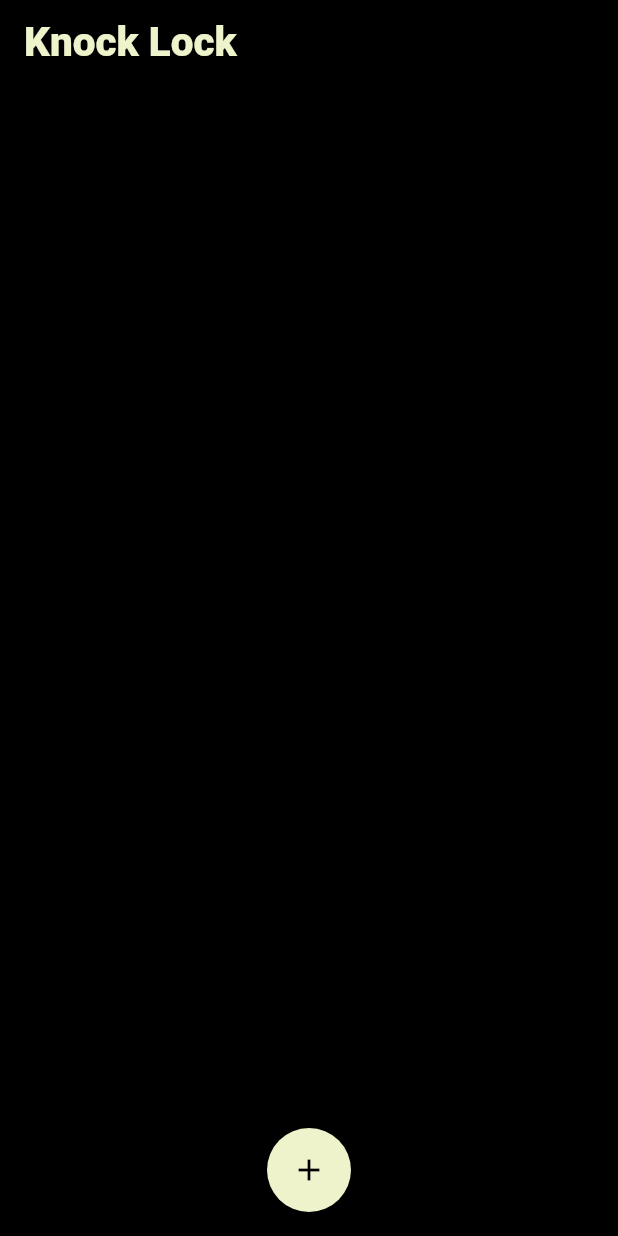
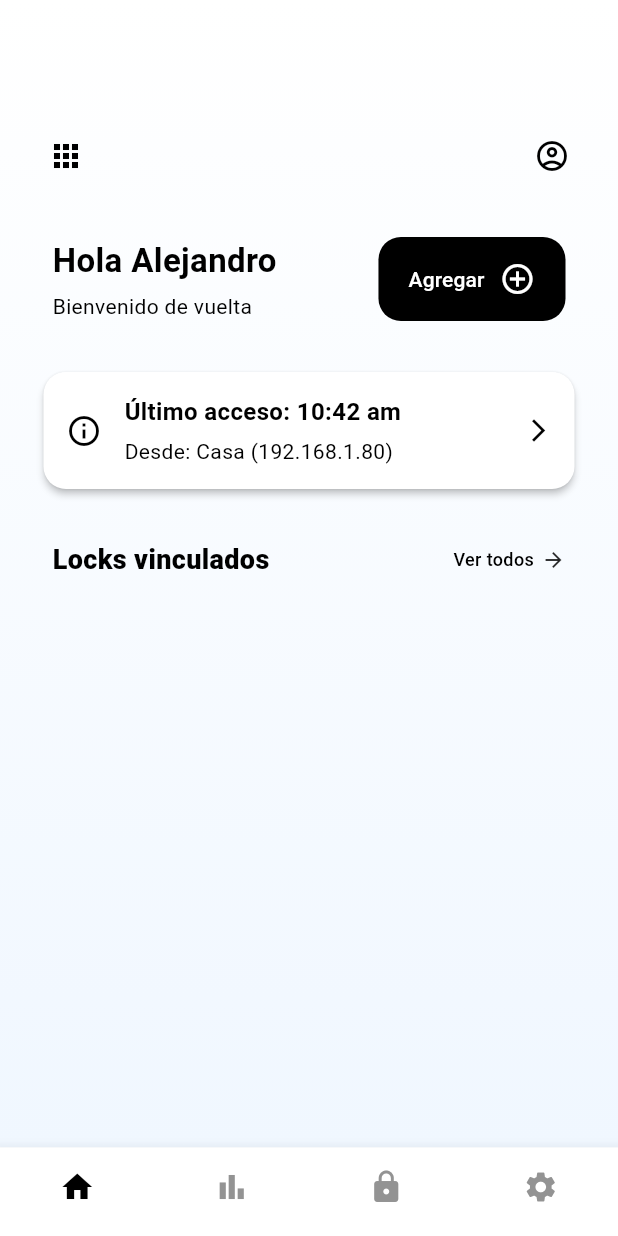
Before and after one commit to AlexGoodD/knocklock, a Flutter app: the screen it shows after launch, on a phone screen of 412 x 824 dp. Run offline on Flutter 3.47's test engine with Material 3 defaults, Android fonts, the phone set to English and light mode, and no system bars; our stand-ins replace vibration.

Commit message:
Nueva creación de vista home (50% sin funcionalidad) completado

```diff
--- a/lib/colors.dart
+++ b/lib/core/colors.dart
@@ -1,7 +1,13 @@
 import 'package:flutter/material.dart';
 
 class AppColors {
-  static const Color background = Color(0xFF000000);
+  static const Color backgroundTop = Color(0xFFFFFFFF);
+  static const Color backgroundBottom = Color(0xFFF0F7FF);
+  static const Color backgroundHelperColor = Color(0xFFFFFFFF);
+  static const Color primaryColor = Color(0xFF000000);
+  static const Color secondaryColor = Color(0xFF939393);
+
+  // Viejos colores
   static const Color backgroundDetail = Color(0xFFEEF3CB);
   static const Color primaryText = Color(0xFFEEF3CB);
   static const Color secondaryText = Colors.black;
@@ -15,11 +21,20 @@ class AppColors {
 }
 
 class AppTextStyles {
+
+  static const TextStyle primaryTextStyle = TextStyle(color: AppColors.primaryColor, fontFamily: 'Roboto', fontWeight: FontWeight.bold, fontSize: 22);
+
+  static const TextStyle lockItemTitleStyle = TextStyle(color: AppColors.primaryColor, fontFamily: 'Roboto', fontWeight: FontWeight.w900, fontSize: 15);
+  static const TextStyle lockItemDescriptionStyle = TextStyle(color: AppColors.primaryColor, fontFamily: 'Roboto', fontWeight: FontWeight.w500, fontSize: 12);
+
+  static const TextStyle HelperPrimaryStyle = TextStyle(color: AppColors.secondaryText, fontFamily: 'Roboto', fontWeight: FontWeight.w900, fontSize: 18);
+  static const TextStyle HelperSecondaryStyle = TextStyle(color: AppColors.primaryColor, fontFamily: 'Roboto', fontWeight: FontWeight.w500, fontSize: 12);
+
+  // Viejos estilos
   static const TextStyle appBarTextStyle = TextStyle(color: AppColors.primaryText, fontFamily: 'Roboto', fontWeight: FontWeight.w900, fontSize: 27);
   static const TextStyle appBarSecondaryTextStyle = TextStyle(color: AppColors.secondaryText, fontFamily: 'Roboto', fontWeight: FontWeight.w900, fontSize: 27);
   static const TextStyle dialogTitleTextStyle = TextStyle(color: AppColors.secondaryText, fontFamily: 'Roboto', fontWeight: FontWeight.w900, fontSize: 25);
   static const TextStyle dialogLabelTextStyle = TextStyle(color: AppColors.secondaryText, fontFamily: 'Roboto', fontWeight: FontWeight.w900, fontSize: 18);
   static const TextStyle dialogInputTextStyle = TextStyle(color: AppColors.secondaryText, fontFamily: 'Roboto', fontWeight: FontWeight.w900, fontSize: 15);
-  static const TextStyle primaryTextStyle = TextStyle(color: AppColors.primaryText, fontFamily: 'Roboto',);
   static const TextStyle secondaryTextStyle = TextStyle(color: AppColors.secondaryText, fontFamily: 'Roboto',);
 }
--- a/lib/main.dart
+++ b/lib/main.dart
@@ -1,121 +1,7 @@
-import 'imports.dart';
+import 'core/imports.dart';
 
 void main() {
   runApp(MaterialApp(
-    home: LockListScreen(),
-    theme: ThemeData(
-      fontFamily: 'Roboto',
-      scaffoldBackgroundColor: AppColors.background,
-      textTheme: TextTheme(
-        bodyLarge: AppTextStyles.primaryTextStyle,
-        bodyMedium: AppTextStyles.secondaryTextStyle,
-      ),
-    ),
+    home: const HomeScreen(),
   ));
 }
-
-class LockListScreen extends StatefulWidget {
-  const LockListScreen({super.key});
-
-  @override
-  State<LockListScreen> createState() => _LockListScreenState();
-}
-
-class _LockListScreenState extends State<LockListScreen> {
-  List<Lock> locks = [];
-
-  TextEditingController nameController = TextEditingController();
-  TextEditingController ipController = TextEditingController();
-
-  void addLock() {
-    final String name = nameController.text;
-    final String ip = ipController.text;
-
-    if (name.isNotEmpty && ip.isNotEmpty) {
-      setState(() {
-        locks.add(Lock(name: name, ip: ip));
-      });
-
-      nameController.clear();
-      ipController.clear();
-      Navigator.of(context).pop();
-    }
-  }
-
-  void showAddLockDialog() {
-    showDialog(
-      context: context,
-      builder: (BuildContext context) {
-        return CreateDialog(
-          nameController: nameController,
-          ipController: ipController,
-          onAdd: addLock,
-        );
-      },
-    );
-  }
-
-  void navigateToDetail(Lock lock) {
-    Navigator.push(
-      context,
-      MaterialPageRoute(
-        builder: (context) => LockDetailScreen(lock: lock),
-      ),
-    );
-  }
-
-  @override
-  Widget build(BuildContext context) {
-    return Scaffold(
-      appBar: AppBar(
-        title: Text("Knock Lock", style: AppTextStyles.appBarTextStyle),
-        backgroundColor: Colors.transparent,
-        elevation: 0,
-      ),
-      body: Column(
-        children: [
-          Expanded(
-            child: ListView.builder(
-              itemCount: locks.length,
-              itemBuilder: (context, index) {
-                final lock = locks[index];
-                return LockItem(name: lock.name, ip: lock.ip, lock: lock);
-              },
-            ),
-          ),
-        ],
-      ),
-      floatingActionButton: Align(
-        alignment: Alignment.bottomCenter,
-        child: FloatingActionButton(
-          onPressed: showAddLockDialog,
-          shape: RoundedRectangleBorder(
-            borderRadius: BorderRadius.circular(50.0),
-          ),
-          backgroundColor: AppColors.buttonBackground,
-          foregroundColor: Colors.black,
-          child: Icon(Icons.add),
-        ),
-      ),
-      floatingActionButtonLocation: FloatingActionButtonLocation.centerFloat,
-    );
-  }
-}
-
-class LockDetailScreen extends StatelessWidget {
-  final Lock lock;
-
-  const LockDetailScreen({super.key, required this.lock});
-
-  @override
-  Widget build(BuildContext context) {
-    return Scaffold(
-      appBar: AppBar(
-        title: Text(lock.name),
-      ),
-      body: Center(
-        child: Text('IP: ${lock.ip}'),
-      ),
-    );
-  }
-}
--- /dev/null
+++ b/lib/screens/home_screen.dart
@@ -0,0 +1,140 @@
+// home_screen.dart
+import '../core/imports.dart';
+
+class HomeScreen extends StatefulWidget {
+  const HomeScreen({super.key});
+
+  @override
+  State<HomeScreen> createState() => _HomeScreenState();
+}
+
+class _HomeScreenState extends State<HomeScreen> {
+  List<Lock> locks = [];
+
+  final TextEditingController nameController = TextEditingController();
+  final TextEditingController ipController = TextEditingController();
+
+  void addLock() {
+    final name = nameController.text;
+    final ip = ipController.text;
+
+    if (name.isNotEmpty && ip.isNotEmpty) {
+      setState(() {
+        locks.add(Lock(name: name, ip: ip));
+      });
+
+      nameController.clear();
+      ipController.clear();
+      Navigator.of(context).pop();
+    }
+  }
+
+  void showAddLockDialog() {
+    showDialog(
+      context: context,
+      builder: (context) {
+        return CreateDialog(
+          nameController: nameController,
+          ipController: ipController,
+          onAdd: addLock,
+        );
+      },
+    );
+  }
+
+  @override
+  Widget build(BuildContext context) {
+    return Scaffold(
+      backgroundColor: Colors.transparent,
+      body: Container(
+        decoration: const BoxDecoration(
+          gradient: LinearGradient(
+            begin: Alignment.topCenter,
+            end: Alignment.bottomCenter,
+            colors: [
+              AppColors.backgroundTop,
+              AppColors.backgroundBottom,
+            ],
+          ),
+        ),
+        child: Column(
+          crossAxisAlignment: CrossAxisAlignment.stretch,
+          children: [
+            const SizedBox(height: 80),
+            // Boton modal y perfil de usuario
+            Padding(
+              padding: const EdgeInsets.symmetric(horizontal: 20.0),
+              child: Row(
+                mainAxisAlignment: MainAxisAlignment.spaceBetween,
+                children: [
+                  IconButton(
+                    onPressed: () {},
+                    icon: const Icon(Icons.apps),
+                    color: AppColors.primaryColor,
+                  ),
+                  IconButton(
+                    onPressed: () {},
+                    icon: const Icon(Icons.account_circle_outlined),
+                    color: AppColors.primaryColor,
+                  ),
+                ],
+              ),
+            ),
+
+            const SizedBox(height: 30),
+
+            // Botón de agregar
+            Padding(
+              padding: const EdgeInsets.symmetric(horizontal: 35.0),
+              child: Row(
+                mainAxisAlignment: MainAxisAlignment.spaceBetween,
+                crossAxisAlignment: CrossAxisAlignment.start,
+                children: [
+                  // Textos a la izquierda
+                  Column(
+                    crossAxisAlignment: CrossAxisAlignment.start,
+                    children: const [
+                      Text(
+                        'Hola Alejandro',
+                        style: AppTextStyles.primaryTextStyle
+                      ),
+                      SizedBox(height: 5),
+                      Text(
+                        'Bienvenido de vuelta',
+                        style: TextStyle(
+                          color: AppColors.primaryColor,
+                          fontSize: 14,
+                        ),
+                      ),
+                    ],
+                  ),
+
+                  // Botón a la derecha
+                  ButtonAddLock(onPressed: showAddLockDialog),
+                ],
+              ),
+            ),
+
+            const SizedBox(height: 30),
+
+            // Tarjeta de último acceso
+            Padding(
+              padding: const EdgeInsets.symmetric(horizontal: 25.0),
+              child: LatestLogCard(onPressed: showAddLockDialog),
+            ),
+
+            const SizedBox(height: 20),
+
+            // Grid
+            Expanded(
+              child: LockGridScreen(
+                locks: locks,
+              ),
+            ),
+          ],
+        ),
+      ),
+      bottomNavigationBar: const BottomBar(),
+    );
+  }
+}
--- a/lib/screens/lock_detail_screen.dart
+++ b/lib/screens/lock_detail_screen.dart
@@ -1,4 +1,4 @@
-import '../imports.dart';
+import '../core/imports.dart';
 
 class LockDetailScreen extends StatefulWidget {
   final Lock lock;
--- /dev/null
+++ b/lib/screens/lock_grid_screen.dart
@@ -0,0 +1,57 @@
+import '../core/imports.dart';
+
+class LockGridScreen extends StatelessWidget {
+  final List<Lock> locks;
+
+  const LockGridScreen({super.key, required this.locks});
+
+  @override
+  Widget build(BuildContext context) {
+    return Column(
+      crossAxisAlignment: CrossAxisAlignment.start,
+      children: [
+        Padding(
+          padding: const EdgeInsets.symmetric(horizontal: 35.0, vertical: 10.0),
+          child: Row(
+            mainAxisAlignment: MainAxisAlignment.spaceBetween,
+            children: [
+              Text(
+                "Locks vinculados",
+                style: AppTextStyles.HelperPrimaryStyle,
+              ),
+              Row(
+                children: [
+                  Text(
+                    "Ver todos",
+                    style: AppTextStyles.HelperSecondaryStyle,
+                  ),
+                  const SizedBox(width: 5),
+                  const Icon(Icons.arrow_forward, size: 16),
+                ],
+              ),
+            ],
+          ),
+        ),
+        Expanded(
+          child: Padding(
+            padding: const EdgeInsets.symmetric(horizontal: 35.0),
+            child: GridView.builder(
+              clipBehavior: Clip.none,
+              itemCount: locks.length > 4 ? 4 : locks.length,
+              gridDelegate: const SliverGridDelegateWithFixedCrossAxisCount(
+                crossAxisCount: 2,
+                crossAxisSpacing: 30,
+                mainAxisSpacing: 30,
+                childAspectRatio: 1,
+              ),
+              itemBuilder: (context, index) {
+                final lock = locks[index];
+                return LockItem(name: lock.name, ip: lock.ip, lock: lock);
+              },
+            ),
+          ),
+        ),
+      ],
+    );
+  }
+}
--- /dev/null
+++ b/lib/widgets/bottom_bar.dart
@@ -0,0 +1,56 @@
+import 'package:knocklock_flutter/core/imports.dart';
+
+class BottomBar extends StatefulWidget {
+  const BottomBar({super.key});
+
+  @override
+  State<BottomBar> createState() => _BottomBarState();
+}
+
+class _BottomBarState extends State<BottomBar> {
+  int _selectedIndex = 0;
+
+  void _onItemTapped(int index) {
+    setState(() {
+      _selectedIndex = index;
+    });
+  }
+
+  @override
+  Widget build(BuildContext context) {
+    return Theme(
+      data: Theme.of(context).copyWith(
+        splashColor: Colors.transparent,
+      ),
+      child: BottomNavigationBar(
+        currentIndex: _selectedIndex,
+        onTap: _onItemTapped,
+        backgroundColor: AppColors.backgroundHelperColor,
+        type: BottomNavigationBarType.fixed,
+        selectedItemColor: AppColors.primaryColor,
+        unselectedItemColor: AppColors.secondaryColor,
+        enableFeedback: false,
+        showSelectedLabels: false,
+        showUnselectedLabels: false,
+        items: const [
+          BottomNavigationBarItem(
+            icon: Icon(Icons.home),
+            label: '',
+          ),
+          BottomNavigationBarItem(
+            icon: Icon(Icons.bar_chart),
+            label: '',
+          ),
+          BottomNavigationBarItem(
+            icon: Icon(Icons.lock),
+            label: '',
+          ),
+          BottomNavigationBarItem(
+            icon: Icon(Icons.settings),
+            label: '',
+          ),
+        ],
+      ),
+    );
+    }
+}
--- /dev/null
+++ b/lib/widgets/button_add_lock.dart
@@ -0,0 +1,30 @@
+import 'package:knocklock_flutter/core/imports.dart';
+
+class ButtonAddLock extends StatelessWidget {
+  final VoidCallback onPressed;
+
+  const ButtonAddLock({required this.onPressed, super.key});
+
+  @override
+  Widget build(BuildContext context) {
+    return FloatingActionButton.extended(
+      onPressed: onPressed,
+      backgroundColor: AppColors.primaryColor,
+      elevation: 0,
+      highlightElevation: 0,
+      shape: RoundedRectangleBorder(
+        borderRadius: BorderRadius.circular(15),
+      ),
+      label: Row(
+        children: const [
+          Text(
+            'Agregar',
+            style: TextStyle(color: AppColors.backgroundHelperColor),
+          ),
+          SizedBox(width: 10),
+          Icon(Icons.add_circle_outline, color: AppColors.backgroundHelperColor),
+        ],
+      ),
+    );
+  }
+}
--- a/lib/widgets/create_dialog.dart
+++ b/lib/widgets/create_dialog.dart
@@ -1,5 +1,5 @@
 import 'package:flutter/material.dart';
-import 'package:knocklock_flutter/colors.dart';
+import 'package:knocklock_flutter/core/colors.dart';
 
 class CreateDialog extends StatelessWidget {
   final TextEditingController nameController;
--- /dev/null
+++ b/lib/widgets/latest_log_access.dart
@@ -0,0 +1,61 @@
+import 'package:knocklock_flutter/core/imports.dart';
+
+class LatestLogCard extends StatelessWidget {
+  final VoidCallback onPressed;
+
+  const LatestLogCard({required this.onPressed, super.key});
+
+  @override
+  Widget build(BuildContext context) {
+    return GestureDetector(
+      onTap: onPressed,
+      child: Card(
+        shape: RoundedRectangleBorder(
+          borderRadius: BorderRadius.circular(15),
+        ),
+        color: AppColors.backgroundHelperColor,
+        elevation: 2,
+        child: Padding(
+          padding: const EdgeInsets.all(15.0),
+          child: Row(
+            children: [
+              const Icon(
+                Icons.info_outline,
+                color: AppColors.primaryColor,
+              ),
+              const SizedBox(width: 15),
+              Expanded(
+                child: Column(
+                  crossAxisAlignment: CrossAxisAlignment.start,
+                  children: const [
+                    Text(
+                      'Último acceso: 10:42 am',
+                      style: TextStyle(
+                        color: AppColors.primaryColor,
+                        fontSize: 16,
+                        fontWeight: FontWeight.bold,
+                      ),
+                    ),
+                    SizedBox(height: 5),
+                    Text(
+                      'Desde: Casa (192.168.1.80)',
+                      style: TextStyle(
+                        color: AppColors.primaryColor,
+                        fontSize: 14,
+                      ),
+                    ),
+                  ],
+                ),
+              ),
+              const Icon(
+                Icons.arrow_forward_ios,
+                color: AppColors.primaryColor,
+                size: 18,
+              ),
+            ],
+          ),
+        ),
+      ),
+    );
+  }
+}
--- a/lib/widgets/token_dialog.dart
+++ b/lib/widgets/token_dialog.dart
@@ -1,4 +1,4 @@
-import '../imports.dart';
+import '../core/imports.dart';
 
 class PatronWidget extends StatefulWidget {
   final List<int> patron;
```
Also changed, not shown: lib/core/imports.dart (renamed from lib/imports.dart, +6 -1 lines), lib/widgets/lock_item.dart (+41 -36 lines), lib/screens/lock_list_screen.dart (deleted), 5 other files.
